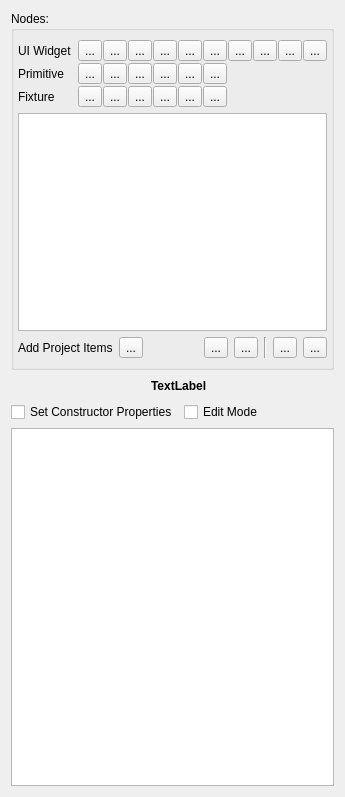
Before: the Qt Designer form Editor/src/Items/Entity/EntityWidget.ui in GameOverture/HarmonyEngine, drawn with Qt 5.
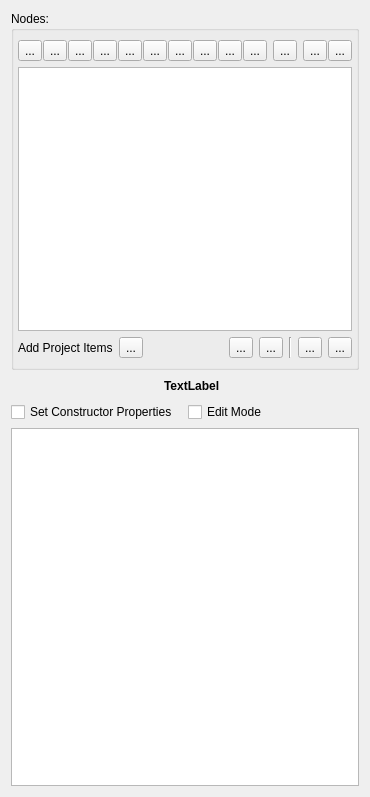
After: the same form once the commit is applied. Icons and pictures are not drawn. Custom widgets are drawn as their Qt base class.

Commit message: Huge Edit Model refacator to separate out Primitives, Shape Fixtures, and Chain Fixtures

```diff
--- a/Editor/src/Items/Entity/EntityWidget.ui
+++ b/Editor/src/Items/Entity/EntityWidget.ui
@@ -6,7 +6,7 @@
    <rect>
     <x>0</x>
     <y>0</y>
-    <width>334</width>
+    <width>360</width>
     <height>797</height>
    </rect>
   </property>
@@ -31,154 +31,7 @@
         <property name="verticalSpacing">
          <number>2</number>
         </property>
-        <item row="0" column="0">
-         <widget class="QLabel" name="lblAddWidget">
-          <property name="toolTip">
-           <string>Add a customizable prebuilt entity that behaves like a UI widget/control</string>
-          </property>
-          <property name="text">
-           <string>UI Widget</string>
-          </property>
-         </widget>
-        </item>
-        <item row="1" column="0">
-         <widget class="QLabel" name="lblAddPrimitive">
-          <property name="toolTip">
-           <string>Primitives are visually rendered shapes that are cosmedic only</string>
-          </property>
-          <property name="text">
-           <string>Primitive</string>
-          </property>
-         </widget>
-        </item>
-        <item row="1" column="1">
-         <layout class="QHBoxLayout" name="lytAddPrimitiveShape">
-          <property name="spacing">
-           <number>1</number>
-          </property>
-          <item>
-           <widget class="QToolButton" name="btnAddPrimitiveBox">
-            <property name="text">
-             <string>...</string>
-            </property>
-            <property name="checkable">
-             <bool>false</bool>
-            </property>
-           </widget>
-          </item>
-          <item>
-           <widget class="QToolButton" name="btnAddPrimitiveCircle">
-            <property name="text">
-             <string>...</string>
-            </property>
-           </widget>
-          </item>
-          <item>
-           <widget class="QToolButton" name="btnAddPrimitiveSegment">
-            <property name="text">
-             <string>...</string>
-            </property>
-           </widget>
-          </item>
-          <item>
-           <widget class="QToolButton" name="btnAddPrimitivePolygon">
-            <property name="text">
-             <string>...</string>
-            </property>
-           </widget>
-          </item>
-          <item>
-           <widget class="QToolButton" name="btnAddPrimitiveCapsule">
-            <property name="text">
-             <string>...</string>
-            </property>
-           </widget>
-          </item>
-          <item>
-           <widget class="QToolButton" name="btnAddPrimitiveChain">
-            <property name="text">
-             <string>...</string>
-            </property>
-           </widget>
-          </item>
-          <item>
-           <spacer name="horizontalSpacer">
-            <property name="orientation">
-             <enum>Qt::Orientation::Horizontal</enum>
-            </property>
-            <property name="sizeHint" stdset="0">
-             <size>
-              <width>40</width>
-              <height>20</height>
-             </size>
-            </property>
-           </spacer>
-          </item>
-         </layout>
-        </item>
-        <item row="2" column="1">
-         <layout class="QHBoxLayout" name="lytAddBoundingShape">
-          <property name="spacing">
-           <number>1</number>
-          </property>
-          <item>
-           <widget class="QToolButton" name="btnAddShapeBox">
-            <property name="text">
-             <string>...</string>
-            </property>
-           </widget>
-          </item>
-          <item>
-           <widget class="QToolButton" name="btnAddShapeCircle">
-            <property name="text">
-             <string>...</string>
-            </property>
-           </widget>
-          </item>
-          <item>
-           <widget class="QToolButton" name="btnAddShapeSegment">
-            <property name="text">
-             <string>...</string>
-            </property>
-           </widget>
-          </item>
-          <item>
-           <widget class="QToolButton" name="btnAddShapePolygon">
-            <property name="text">
-             <string>...</string>
-            </property>
-           </widget>
-          </item>
-          <item>
-           <widget class="QToolButton" name="btnAddShapeCapsule">
-            <property name="text">
-             <string>...</string>
-            </property>
-           </widget>
-          </item>
-          <item>
-           <widget class="QToolButton" name="btnAddShapeChain">
-            <property name="text">
-             <string>...</string>
-            </property>
-           </widget>
-          </item>
-          <item>
-           <spacer name="horizontalSpacer_2">
-            <property name="orientation">
-             <enum>Qt::Orientation::Horizontal</enum>
-            </property>
-            <property name="sizeHint" stdset="0">
-             <size>
-              <width>40</width>
-              <height>20</height>
-             </size>
-            </property>
-           </spacer>
-          </item>
-         </layout>
-        </item>
-        <item row="0" column="1">
+        <item row="0" column="2">
          <layout class="QHBoxLayout" name="horizontalLayout_2">
           <property name="spacing">
            <number>1</number>
@@ -268,13 +121,31 @@
           </item>
          </layout>
         </item>
-        <item row="2" column="0">
-         <widget class="QLabel" name="lblAddShape">
-          <property name="toolTip">
-           <string>Fixtures are invisible shapes used as bounding volumes, collision, or sensors</string>
+        <item row="0" column="4">
+         <layout class="QHBoxLayout" name="horizontalLayout_3">
+          <property name="spacing">
+           <number>1</number>
           </property>
+          <item>
+           <widget class="QToolButton" name="btnAddFixtureShape">
+            <property name="text">
+             <string>...</string>
+            </property>
+           </widget>
+          </item>
+          <item>
+           <widget class="QToolButton" name="btnAddFixtureChain">
+            <property name="text">
+             <string>...</string>
+            </property>
+           </widget>
+          </item>
+         </layout>
+        </item>
+        <item row="0" column="3">
+         <widget class="QToolButton" name="btnAddPrimitive">
           <property name="text">
-           <string>Fixture</string>
+           <string>...</string>
           </property>
          </widget>
         </item>
```
Left out of the diff: 189 changed lines with no effect on the pictures. The commit also changes 40 other files.
